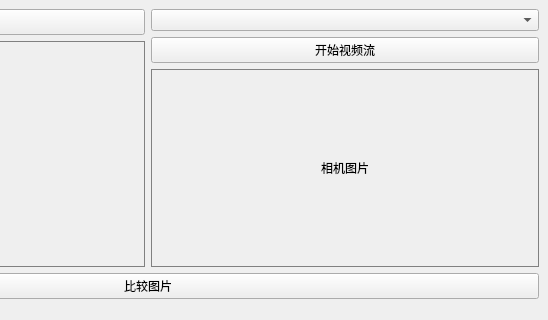
MinbinGong/qt-projects, file ProductChecker/form/mainwindow.ui: the form before one commit; both pictures show x 252 to 800 and y 0 to 320 of the 800 by 593 pixel window.
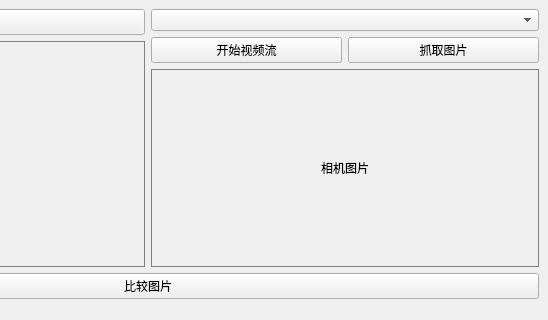
The form after the commit.

Patch:
```diff
--- a/ProductChecker/form/mainwindow.ui
+++ b/ProductChecker/form/mainwindow.ui
@@ -57,11 +57,22 @@
          </widget>
         </item>
         <item>
+         <layout class="QHBoxLayout" name="cameraControlLayout">
+          <item>
          <widget class="QPushButton" name="cameraBtn">
           <property name="text">
            <string>开始视频流</string>
           </property>
          </widget>
+          </item>
+          <item>
+           <widget class="QPushButton" name="captureImageBtn">
+            <property name="text">
+             <string>抓取图片</string>
+            </property>
+           </widget>
+          </item>
+         </layout>
         </item>
         <item>
          <widget class="QLabel" name="cameraImageLabel">
```
Lines whose indentation alone changed are shown as unchanged.
